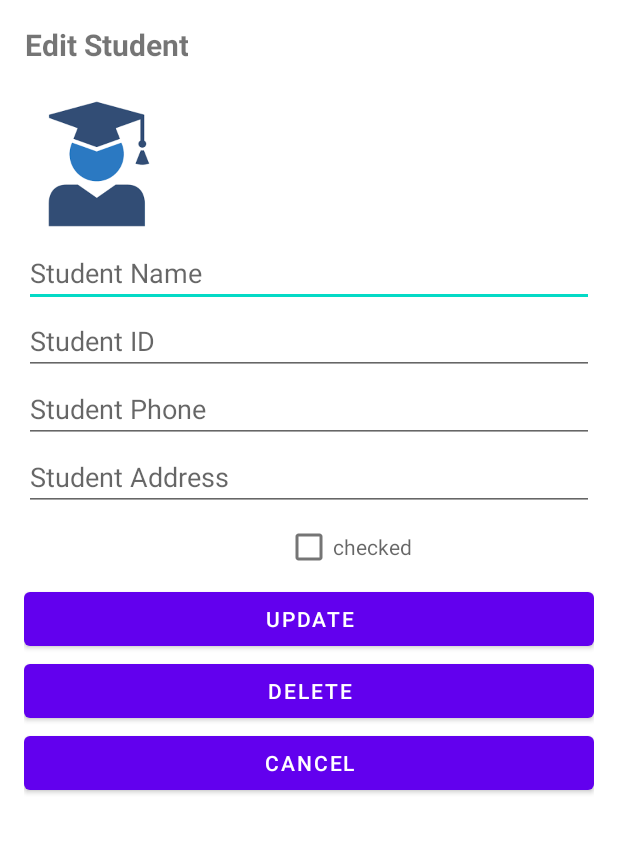
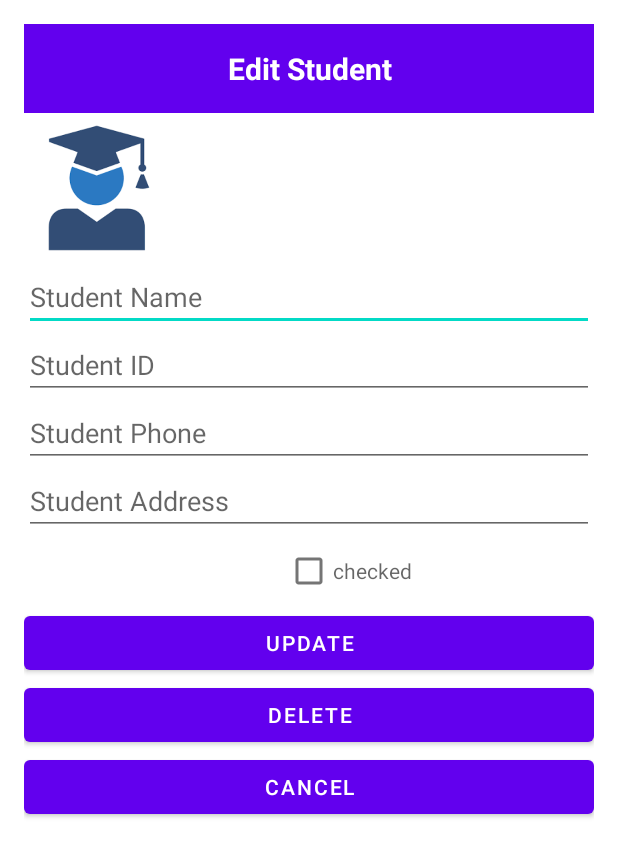
Before and after one commit to ShadowJu/student-app-assignment, an Android app built with Jetpack Compose: the EditStudentActivity screen opened directly, with no data from a screen before it, on a phone screen of 412 x 824 dp. Shown: the top 857 px of the screen. Run offline under Robolectric (Android 15) with nearby library versions, the phone set to English and light mode, and no system bars.

Commit message:
feat: fix titles ui

```diff
--- a/app/src/main/res/layout/activity_edit_student.xml
+++ b/app/src/main/res/layout/activity_edit_student.xml
@@ -7,13 +7,15 @@
 
     <TextView
         android:id="@+id/titleTextView"
-        android:layout_width="wrap_content"
+        android:text="@string/edit_student_title"
+        android:layout_width="match_parent"
         android:layout_height="wrap_content"
-        android:text="@string/edit_student_title"
+        android:background="@color/purple_500"
+        android:gravity="center"
+        android:padding="16dp"
+        android:textColor="@android:color/white"
         android:textSize="20sp"
-        android:textStyle="bold"
-        android:gravity="center"
-        android:layout_marginBottom="16dp"/>
+        android:textStyle="bold"/>
 
     <ImageView
         android:id="@+id/studentImage"
--- a/app/src/main/res/layout/activity_main.xml
+++ b/app/src/main/res/layout/activity_main.xml
@@ -1,6 +1,8 @@
 <RelativeLayout xmlns:android="http://schemas.android.com/apk/res/android"
     android:layout_width="match_parent"
-    android:layout_height="match_parent">
+    android:layout_height="match_parent"
+    android:orientation="vertical"
+    android:padding="16dp">
 
     <TextView
         android:id="@+id/bannerText"
```
Also changed, not shown: app/src/main/res/layout/activity_student_details.xml (+7 -5 lines).
